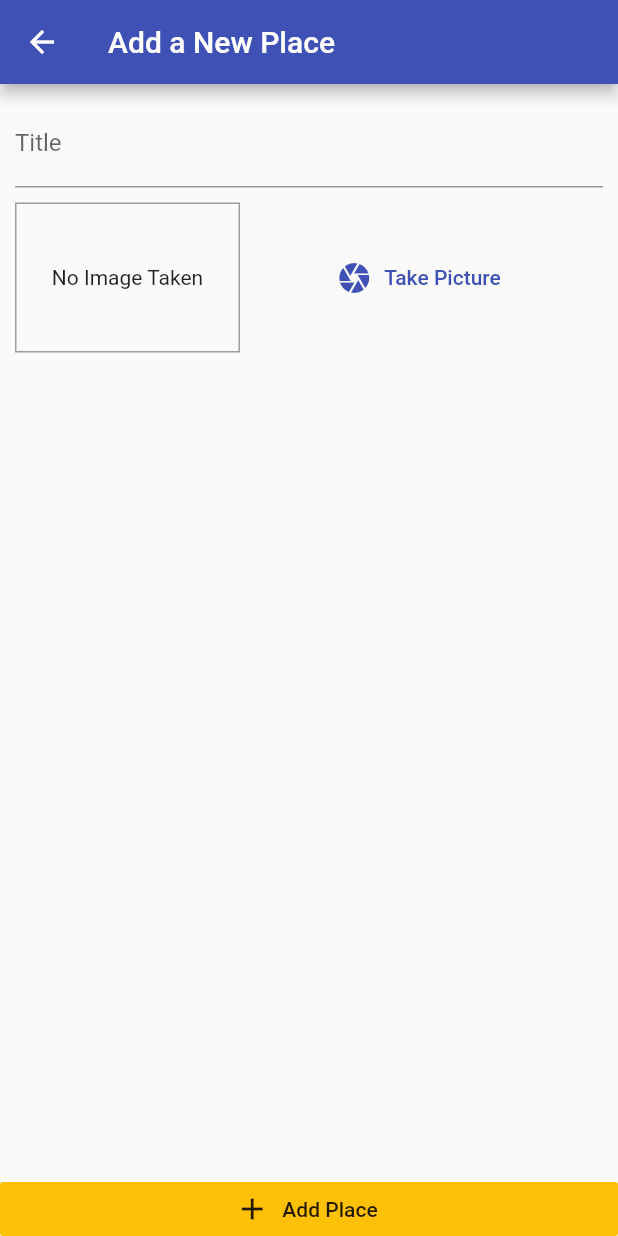
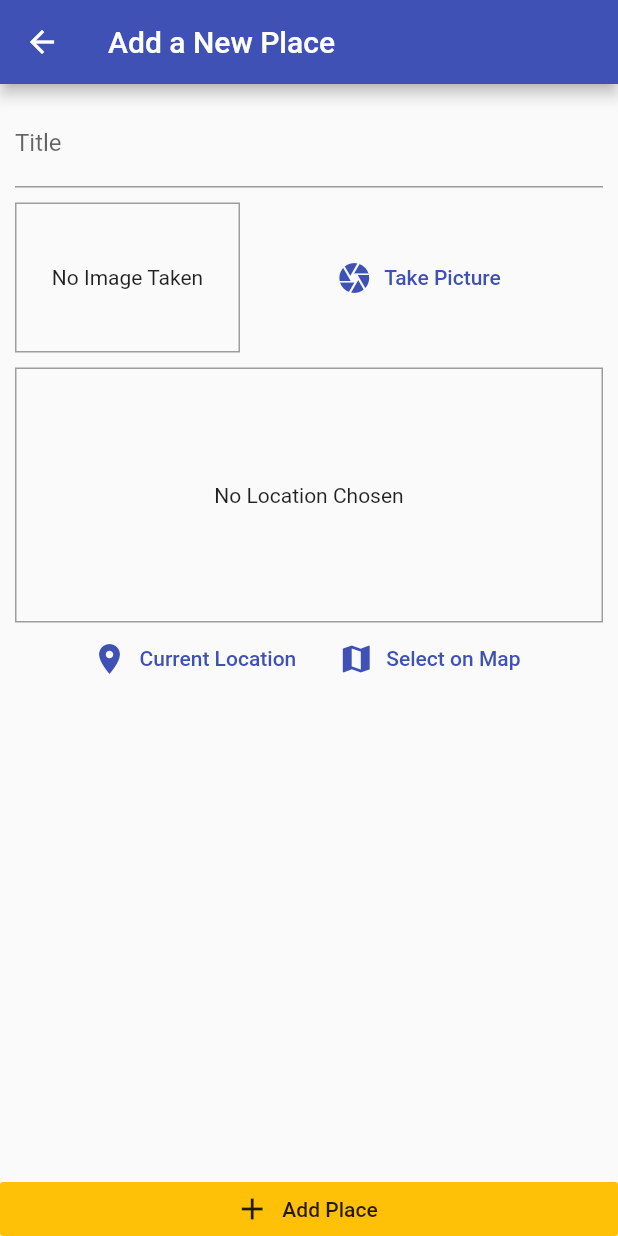
Before and after one commit to kicok/flutter_picture_map_storing, a Flutter app: the AddPlaceScreen screen opened by its route, on a phone screen of 412 x 824 dp. Run offline on Flutter 3.47's test engine with Material 2 defaults, Android fonts, the phone set to English and light mode, and no system bars; our stand-ins replace image_picker, sqflite; accounts and stored records are empty.

Commit message:
Adding a Location Input & The "location" Package

```diff
--- a/lib/screens/add_place_screen.dart
+++ b/lib/screens/add_place_screen.dart
@@ -4,6 +4,7 @@ import 'package:flutter/material.dart';
 import 'package:provider/provider.dart';
 
 import '../widgets/image_input.dart';
+import '../widgets/location_input.dart';
 import '../Providers/great_places.dart';
 
 class AddPlaceScreen extends StatefulWidget {
@@ -51,6 +52,10 @@ class _AddPlaceScreenState extends State<AddPlaceScreen> {
                     ),
                     SizedBox(height: 10),
                     ImageInput(_selectImage),
+                    SizedBox(
+                      height: 10,
+                    ),
+                    LocationInput(),
                   ],
                 ),
               ),
--- /dev/null
+++ b/lib/widgets/location_input.dart
@@ -0,0 +1,52 @@
+import 'package:flutter/material.dart';
+
+class LocationInput extends StatefulWidget {
+  @override
+  _LocationInputState createState() => _LocationInputState();
+}
+
+class _LocationInputState extends State<LocationInput> {
+  @override
+  Widget build(BuildContext context) {
+    String _previewImageUrl;
+
+    return Column(
+      children: [
+        Container(
+          height: 170,
+          width: double.infinity,
+          alignment: Alignment.center,
+          decoration:
+              BoxDecoration(border: Border.all(width: 1, color: Colors.grey)),
+          child: _previewImageUrl == null
+              ? Text(
+                  'No Location Chosen',
+                  textAlign: TextAlign.center,
+                )
+              : Image.network(
+                  _previewImageUrl,
+                  fit: BoxFit.cover,
+                  width: double.infinity,
+                ),
+        ),
+        Row(
+          mainAxisAlignment: MainAxisAlignment.center,
+          children: [
+            FlatButton.icon(
+              icon: Icon(Icons.location_on),
+              label: Text('Current Location'),
+              textColor: Theme.of(context).primaryColor,
+              onPressed: () {},
+            ),
+            FlatButton.icon(
+              icon: Icon(Icons.map),
+              label: Text('Select on Map'),
+              textColor: Theme.of(context).primaryColor,
+              onPressed: () {},
+            )
+          ],
+        )
+      ],
+    );
+  }
+}
--- a/pubspec.yaml
+++ b/pubspec.yaml
@@ -28,6 +28,7 @@ dependencies:
   path_provider: ^1.6.22
   path: ^1.7.0
   sqflite: ^1.1.5
+  location: ^3.0.2
 
 
   # The following adds the Cupertino Icons font to your application.
```
Also changed, not shown: pubspec.lock, 1 other file.
